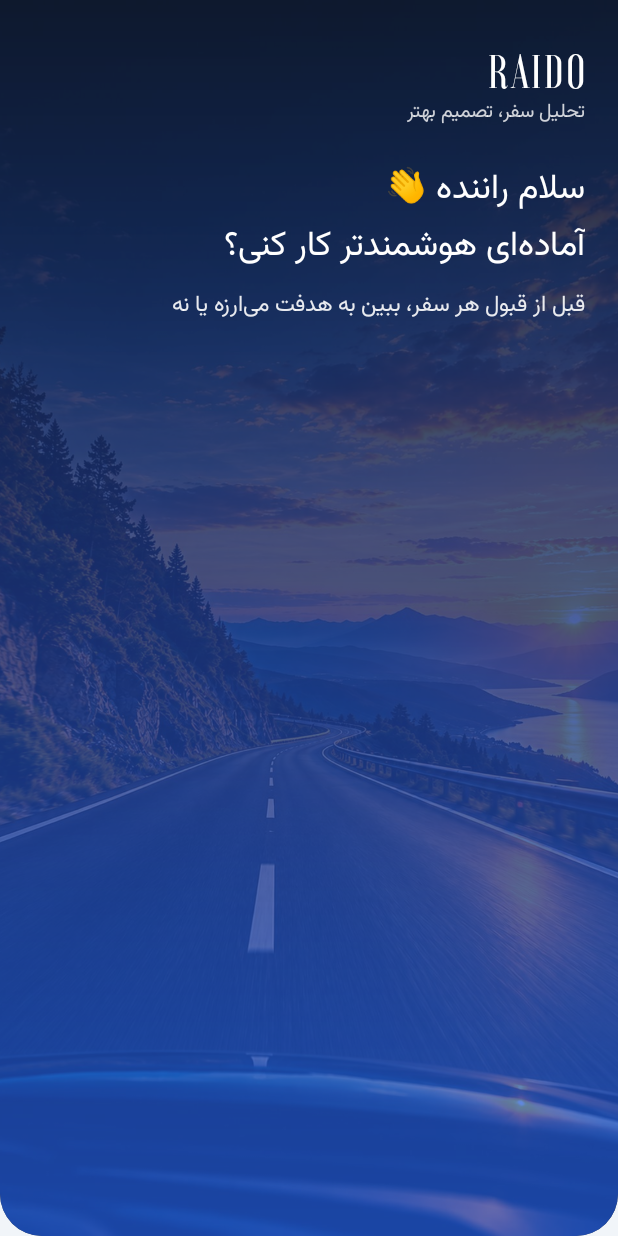
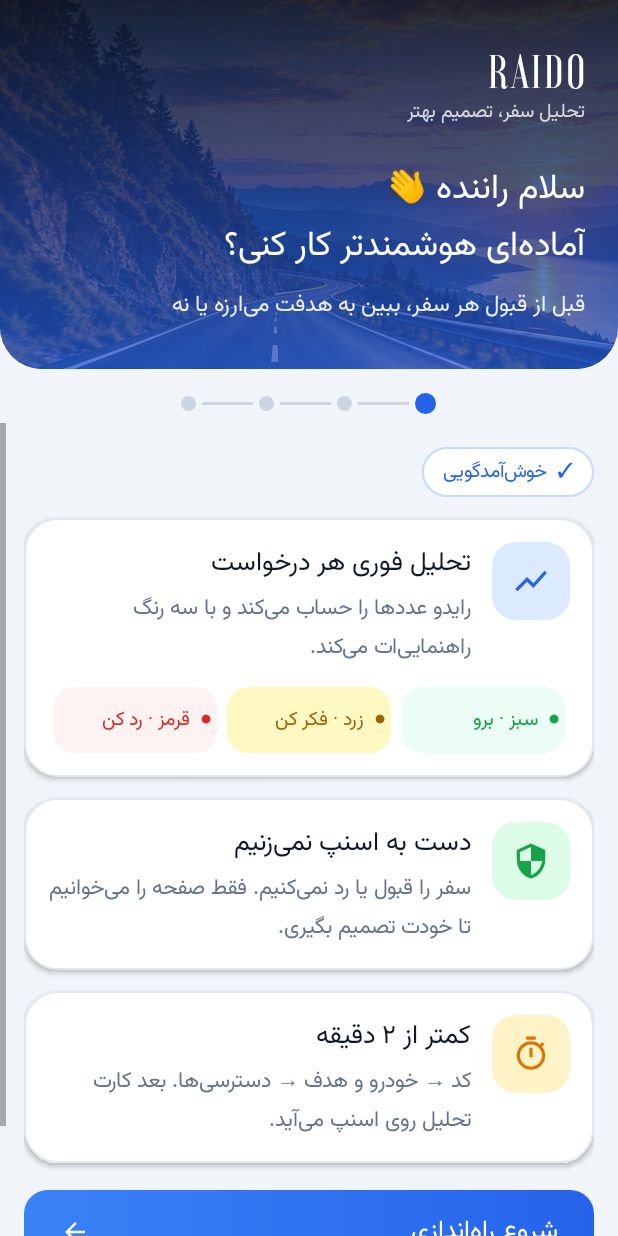
Before and after one commit to makhzari25-creator/Raido, an Android app: the OnboardingActivity screen opened directly, with no data from a screen before it, on a phone screen of 412 x 824 dp. Run offline under Robolectric (Android 15) with nearby library versions, the phone set to English and light mode, and no system bars; network calls fail.

Commit message:
fix: onboarding hero height (image made header fill screen, hiding content and button)
Co-Authored-By: Claude Sonnet 5.5 <noreply@anthropic.com>
Claude-Session: https://claude.ai/code/session_01E1hzamvErFwptQ2VvGRreg

```diff
--- a/app/src/main/java/ir/tripanalyzer/app/OnboardingActivity.java
+++ b/app/src/main/java/ir/tripanalyzer/app/OnboardingActivity.java
@@ -46,7 +46,22 @@ public final class OnboardingActivity extends BaseActivity {
         root.setBackgroundColor(0xFFF1F5F9);
 
         // ── هدر: تصویر جاده + پوشش گرادیان آبی برند ──
-        android.widget.FrameLayout hero = new android.widget.FrameLayout(this);
+        // ارتفاع هدر فقط از متن (آخرین فرزند) تعیین می‌شود؛ تصویر و پوشش هم‌اندازهٔ آن می‌شوند
+        android.widget.FrameLayout hero = new android.widget.FrameLayout(this) {
+            @Override protected void onMeasure(int wSpec, int hSpec) {
+                int width = View.MeasureSpec.getSize(wSpec);
+                int n = getChildCount();
+                View t = getChildAt(n - 1);
+                t.measure(View.MeasureSpec.makeMeasureSpec(width, View.MeasureSpec.EXACTLY),
+                        View.MeasureSpec.makeMeasureSpec(0, View.MeasureSpec.UNSPECIFIED));
+                int height = t.getMeasuredHeight();
+                for (int i = 0; i < n - 1; i++) {
+                    getChildAt(i).measure(View.MeasureSpec.makeMeasureSpec(width, View.MeasureSpec.EXACTLY),
+                            View.MeasureSpec.makeMeasureSpec(height, View.MeasureSpec.EXACTLY));
+                }
+                setMeasuredDimension(width, height);
+            }
+        };
         try {
             android.widget.ImageView road = new android.widget.ImageView(this);
             road.setImageResource(R.drawable.bg_road);
```
